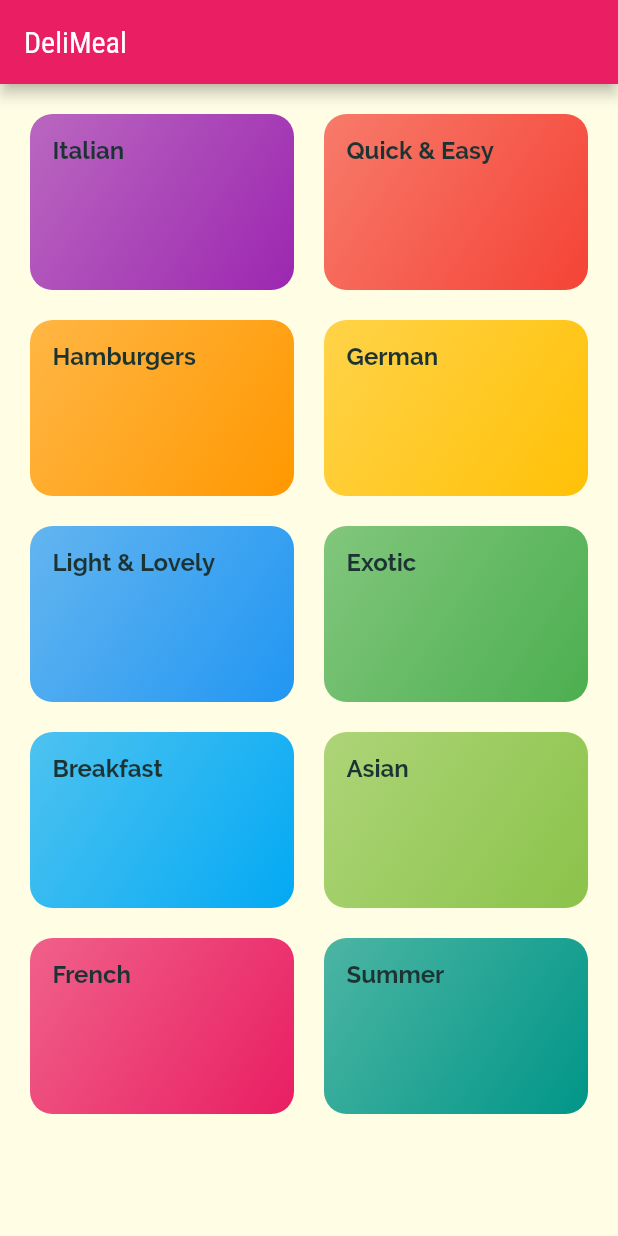
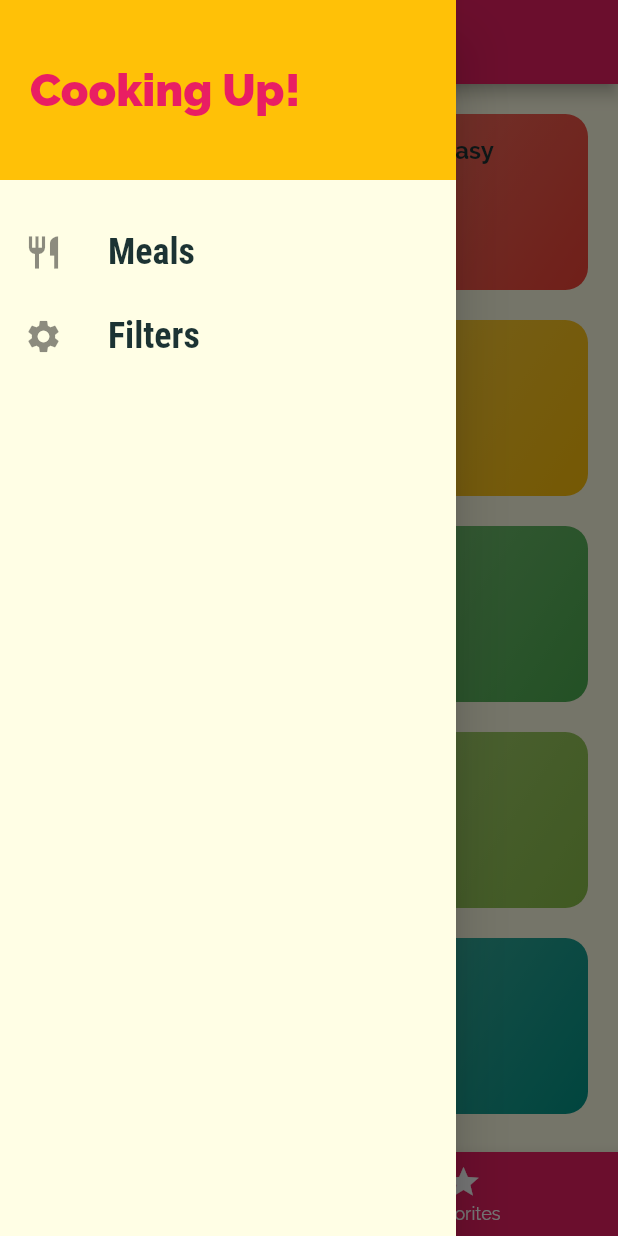
Before and after one commit to Adarshkumar167/food_recipe, a Flutter app: the screen it shows after launch, with the side drawer open (before the commit the screen has no drawer), on a phone screen of 412 x 824 dp. Run offline on Flutter 3.47's test engine with Material 2 defaults, Android fonts, the phone set to English and light mode, and no system bars.

Commit message:
Till Lect_7_20

```diff
--- a/lib/main.dart
+++ b/lib/main.dart
@@ -1,7 +1,7 @@
 import 'package:flutter/material.dart';
+import './screens/tabs_screen.dart';
 import './screens/meal_details_screen.dart';
 import './screens/category_meals_screen.dart';
-import './screens/categories_screen.dart';
 
 void main() {
   runApp(const MyApp());
@@ -9,14 +9,15 @@ void main() {
 
 class MyApp extends StatelessWidget {
   const MyApp({super.key});
+
   @override
   Widget build(BuildContext context) {
     return MaterialApp(
       debugShowCheckedModeBanner: false,
       title: 'Food Recipe',
       theme: ThemeData(
-        colorScheme: ColorScheme.fromSwatch(primarySwatch: Colors.pink)
-            .copyWith(secondary: Colors.amber),
+        primarySwatch: Colors.pink,
+        secondaryHeaderColor: Colors.amber,
         canvasColor: const Color.fromRGBO(255, 254, 229, 1),
         fontFamily: 'Raleway',
         textTheme: ThemeData.light().textTheme.copyWith(
@@ -36,10 +37,17 @@ class MyApp extends StatelessWidget {
       // home: const CategoriesScreen(),
       initialRoute: '/',
       routes: {
-        '/': (ctx) => const CategoriesScreen(),
+        '/': (ctx) => const TabScreen(),
         CategroyMealsScreen.routeName: (ctx) => const CategroyMealsScreen(),
         MealDetailsScreen.routeName: (ctx) => const MealDetailsScreen(),
       },
+      // onGenerateRoute: (settings) {
+      //   print(settings.arguments);
+      //   return MaterialPageRoute(builder: (ctx) => const CategoriesScreen());
+      // },
+      // onUnknownRoute: (settings) {
+      //   return MaterialPageRoute(builder: (ctx) => const CategoriesScreen());
+      // },
     );
   }
 }
--- a/lib/screens/categories_screen.dart
+++ b/lib/screens/categories_screen.dart
@@ -8,11 +8,7 @@ class CategoriesScreen extends StatelessWidget {
 
   @override
   Widget build(BuildContext context) {
-    return Scaffold(
-      appBar: AppBar(
-        title: const Text('DeliMeal'),
-      ),
-      body: GridView(
+    return GridView(
       padding: const EdgeInsets.all(20),
       gridDelegate: const SliverGridDelegateWithMaxCrossAxisExtent(
         maxCrossAxisExtent: 200,
@@ -27,7 +23,6 @@ class CategoriesScreen extends StatelessWidget {
                 catData.color,
               ))
           .toList(),
-      ),
     );
   }
 }
--- /dev/null
+++ b/lib/screens/tabs_screen.dart
@@ -0,0 +1,59 @@
+import 'package:flutter/material.dart';
+
+import '../widgets/main_drawer.dart';
+import './favorites_screen.dart';
+import './categories_screen.dart';
+
+class TabScreen extends StatefulWidget {
+  const TabScreen({super.key});
+
+  @override
+  State<TabScreen> createState() => _TabScreenState();
+}
+
+class _TabScreenState extends State<TabScreen> {
+  final List<Map<String, Object>> _pages = [
+    {
+      'page': const CategoriesScreen(),
+      'title': 'Categories',
+    },
+    {
+      'page': const FavoritesScreen(),
+      'title': 'Your Favorite',
+    },
+  ];
+  int _selectedPageIndex = 0;
+  void _selectPage(int index) {
+    setState(() {
+      _selectedPageIndex = index;
+    });
+  }
+
+  @override
+  Widget build(BuildContext context) {
+    return Scaffold(
+      appBar: AppBar(
+        title: Text(_pages[_selectedPageIndex]['title'] as String),
+      ),
+      drawer: const MainDrawer(),
+      body: _pages[_selectedPageIndex]['page'] as Widget,
+      bottomNavigationBar: BottomNavigationBar(
+        onTap: _selectPage,
+        backgroundColor: Theme.of(context).primaryColor,
+        unselectedItemColor: Colors.white,
+        selectedItemColor: Theme.of(context).secondaryHeaderColor,
+        currentIndex: _selectedPageIndex,
+        items: const [
+          BottomNavigationBarItem(
+            icon: Icon(Icons.category),
+            label: 'Categories',
+          ),
+          BottomNavigationBarItem(
+            icon: Icon(Icons.star),
+            label: 'Favorites',
+          ),
+        ],
+      ),
+    );
+  }
+}
--- /dev/null
+++ b/lib/widgets/main_drawer.dart
@@ -0,0 +1,52 @@
+import 'package:flutter/material.dart';
+
+class MainDrawer extends StatelessWidget {
+  const MainDrawer({super.key});
+  Widget buildListTile(String title, IconData icon) {
+    return ListTile(
+      leading: Icon(
+        icon,
+        size: 26,
+      ),
+      title: Text(
+        title,
+        style: const TextStyle(
+          fontFamily: 'RobotoCondensed',
+          fontSize: 24,
+          fontWeight: FontWeight.bold,
+        ),
+      ),
+      onTap: () {},
+    );
+  }
+
+  @override
+  Widget build(BuildContext context) {
+    return Drawer(
+      child: Column(
+        children: [
+          Container(
+            height: 120,
+            width: double.infinity,
+            padding: const EdgeInsets.all(20),
+            color: Theme.of(context).secondaryHeaderColor,
+            alignment: Alignment.centerLeft,
+            child: Text(
+              'Cooking Up!',
+              style: TextStyle(
+                fontWeight: FontWeight.w900,
+                fontSize: 30,
+                color: Theme.of(context).primaryColor,
+              ),
+            ),
+          ),
+          const SizedBox(
+            height: 20,
+          ),
+          buildListTile('Meals', Icons.restaurant),
+          buildListTile('Filters', Icons.settings),
+        ],
+      ),
+    );
+  }
+}
```
Also changed, not shown: lib/screens/favorites_screen.dart (added, +12 -0 lines), lib/screens/meal_details_screen.dart (+82 -3 lines). Lines whose indentation alone changed are shown as unchanged.
